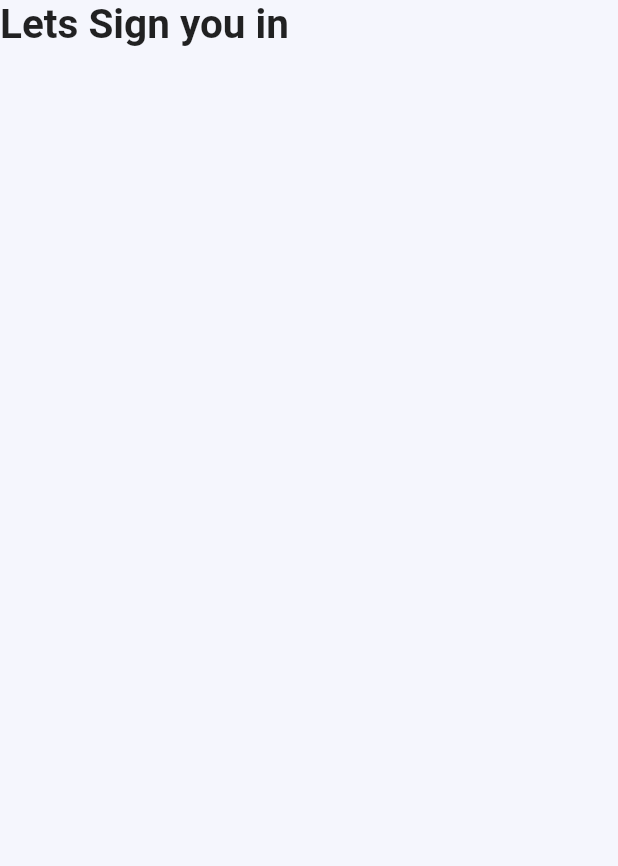
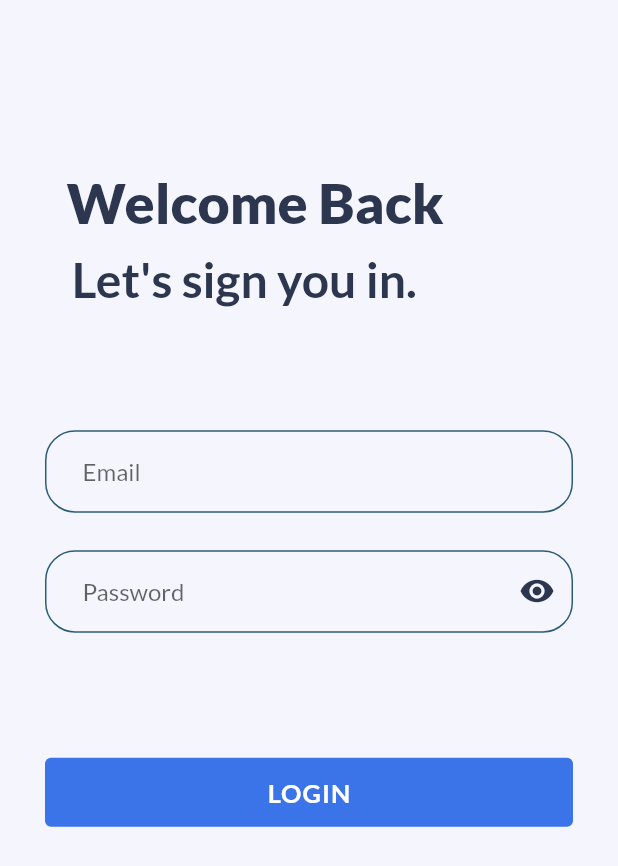
Before and after one commit to balasaravanan3502/sp-app, a Flutter app: the LoginScreen screen opened directly, on a phone screen of 412 x 824 dp. Shown: the top 866 px of the screen. Run offline on Flutter 3.47's test engine with Material 2 defaults, Android fonts, the phone set to English and light mode, and no system bars; our stand-ins replace shared_preferences; missing offline and left inert: shared_preferences_web; accounts and stored records are empty.

Commit message:
Login Screen, Font

```diff
--- a/lib/Auth/LoginScreen.dart
+++ b/lib/Auth/LoginScreen.dart
@@ -50,17 +50,111 @@ class _LoginScreenState extends State<LoginScreen> {
         resizeToAvoidBottomInset: false,
         body: SafeArea(
           child: Container(
+            padding: EdgeInsets.all(30),
             child: Column(
+              mainAxisAlignment: MainAxisAlignment.start,
+              crossAxisAlignment: CrossAxisAlignment.start,
               children: [
+                Column(
+                  children: [
+                    SizedBox(
+                      height: MediaQuery.of(context).size.height * .1,
+                    ),
                     Text(
-                'Lets Sign you in',
+                      '  Welcome Back',
                       style: TextStyle(
-                  fontSize: 27,
+                        fontSize: 37,
+                        color: Color(0xff2C364E),
+                        fontFamily: 'Lato',
+                        fontWeight: FontWeight.w900,
+                      ),
+                    ),
+                    SizedBox(
+                      height: 10,
+                    ),
+                    Text(
+                      'Let\'s sign you in.',
+                      style: TextStyle(
+                        fontSize: 32,
+                        color: Color(0xff2C364E),
+                        fontFamily: 'Lato',
                         fontWeight: FontWeight.w700,
                       ),
                     ),
                   ],
-          )),
+                ),
+                SizedBox(
+                  height: MediaQuery.of(context).size.height * .1,
+                ),
+                Column(
+                  children: [
+                    TextFormField(
+                      controller: _userId,
+                      decoration: TextFieldDecoration.copyWith(
+                        hintText: 'Email',
+                      ),
+                      cursorColor: Color(0xff3B73E9),
+                      onChanged: (value) {},
+                    ),
+                    SizedBox(
+                      height: 25,
+                    ),
+                    TextFormField(
+                      controller: _password,
+                      obscureText: !isObscure,
+                      decoration: TextFieldDecoration.copyWith(
+                        hintText: 'Password',
+                        suffixIcon: IconButton(
+                          onPressed: () {
+                            setState(() {
+                              isObscure = !isObscure;
+                            });
+                          },
+                          icon: Icon(
+                            !isObscure
+                                ? Icons.visibility
+                                : Icons.visibility_off,
+                            color: Color(0xff2C364E),
+                          ),
+                        ),
+                      ),
+                      cursorColor: Color(0xff3B73E9),
+                      onChanged: (value) {},
+                    ),
+                    SizedBox(
+                      height: MediaQuery.of(context).size.height * .1,
+                    ),
+                    Container(
+                      width: MediaQuery.of(context).size.width,
+                      child: ElevatedButton(
+                        style: ElevatedButton.styleFrom(
+                          elevation: 0,
+                          primary: Color(0xff3B73E9),
+                        ),
+                        onPressed: () {
+                          isLoading = true;
+                          _submitted();
+                          isLoading = false;
+                        },
+                        child: Padding(
+                          padding: const EdgeInsets.all(13.0),
+                          child: Text(
+                            'LOGIN',
+                            style: TextStyle(
+                              fontSize: 17,
+                              color: Colors.white,
+                              letterSpacing: 0.7,
+                              fontWeight: FontWeight.w700,
+                            ),
+                          ),
+                        ),
+                      ),
+                    ),
+                  ],
+                ),
+              ],
+            ),
+          ),
         ),
       ),
     );
--- a/lib/constant.dart
+++ b/lib/constant.dart
@@ -1,40 +1,20 @@
 import 'package:flutter/material.dart';
 
 const TextFieldDecoration = InputDecoration(
+  border: OutlineInputBorder(
+    borderRadius: BorderRadius.all(Radius.circular(20.0)),
+  ),
   hintText: 'Enter a value',
-  contentPadding: EdgeInsets.symmetric(vertical: 10.0, horizontal: 20.0),
+  contentPadding: EdgeInsets.symmetric(vertical: 18.0, horizontal: 25.0),
   enabledBorder: OutlineInputBorder(
-    borderSide: BorderSide(color: Colors.blue, width: 1.0),
+    borderSide: BorderSide(
+      color: Color(0xff2D5C78),
+      width: 1.0,
+    ),
+    borderRadius: BorderRadius.all(Radius.circular(20.0)),
   ),
   focusedBorder: OutlineInputBorder(
-    borderSide: BorderSide(color: Colors.blue, width: 2.0),
+    borderSide: BorderSide(color: Color(0xff2D5C78), width: 2.0),
+    borderRadius: BorderRadius.all(Radius.circular(20.0)),
   ),
 );
-
-const kTextFieldDecoration = InputDecoration(
-  labelStyle: TextStyle(
-    color: Color(0xff1C1C1C),
-    fontSize: 18,
-  ),
-  contentPadding: EdgeInsets.symmetric(vertical: 10.0, horizontal: 20.0),
-  enabledBorder: OutlineInputBorder(
-    borderSide: BorderSide(color: Color(0xff2598FA), width: 1.0),
-    borderRadius: BorderRadius.all(Radius.circular(10.0)),
-  ),
-  focusedBorder: OutlineInputBorder(
-    borderSide: BorderSide(color: Color(0xff2598FA), width: 1.5),
-    borderRadius: BorderRadius.all(Radius.circular(10.0)),
-  ),
-);
-
-const FromFieldDecoration = BoxDecoration(
-  color: Colors.white,
-// shape: BoxShape.circle,
-  boxShadow: [
-    BoxShadow(
-      blurRadius: 1,
-      color: Colors.grey,
-      offset: Offset(0, 1.5),
-    )
-  ],
-);
--- a/lib/main.dart
+++ b/lib/main.dart
@@ -2,7 +2,6 @@ import 'package:flutter/material.dart';
 import 'package:provider/provider.dart';
 import 'package:shared_preferences/shared_preferences.dart';
 import 'package:sp_app/Auth/LoginScreen.dart';
-import 'package:sp_app/Modules/Staff/Screens/HomeScreen.dart';
 
 import 'Provider/Auth.dart';
 
@@ -28,6 +27,7 @@ class MyApp extends StatelessWidget {
         debugShowCheckedModeBanner: false,
         theme: ThemeData(
           primarySwatch: Colors.blue,
+          fontFamily: 'Lato',
         ),
         routes: {},
         home: LandingScreen(),
@@ -62,7 +62,7 @@ class _LandingScreenState extends State<LandingScreen> {
           // if (snapshot.data == 'home') return Home();
           // if (snapshot.data == 'signIn') return FormScreen();
 
-          return SFHomeScreen();
+          return LoginScreen();
         });
   }
 }
```
Also changed, not shown: pubspec.yaml (+8 -12 lines), assets/fonts/Lato-Black.ttf (added), assets/fonts/Lato-Bold.ttf (added), assets/fonts/Lato-Regular.ttf (added). Lines whose indentation alone changed are shown as unchanged.
